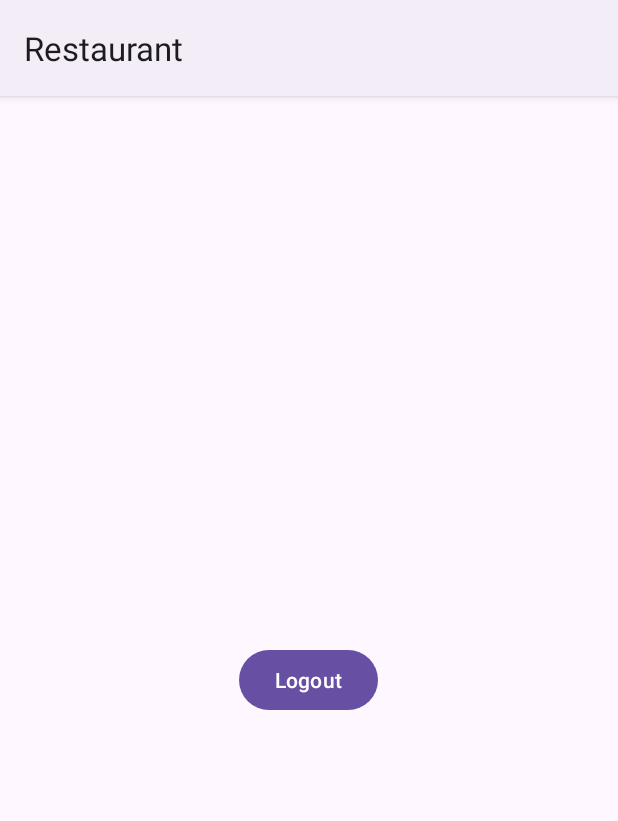
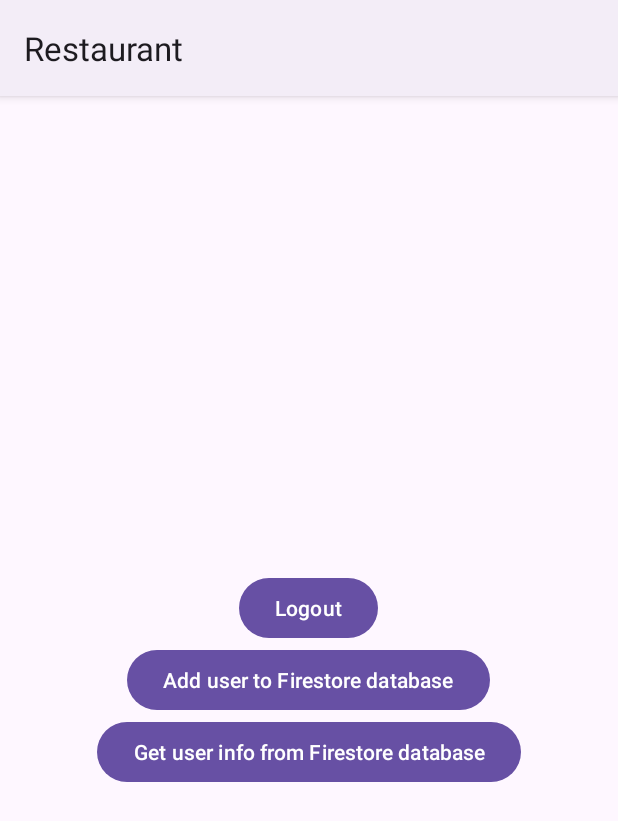
Before and after one commit to nohiup/Reman, an Android app: the screen it shows after launch once a user with an empty profile is signed in (MainActivity), on a phone screen of 412 x 824 dp. Shown: the top 821 px of the screen. Run offline under Robolectric (Android 15) with nearby library versions, the phone set to English and light mode, and no system bars; our stand-ins replace Firebase (no records; nobody signed in at launch, a user with empty details on screens opened directly).

Commit message:
added role based authentication user's info will be stored in firebase database

```diff
--- a/app/build.gradle.kts
+++ b/app/build.gradle.kts
@@ -38,17 +38,19 @@ dependencies {
     implementation("androidx.appcompat:appcompat:1.6.1")
     implementation("com.google.android.material:material:1.10.0")
     implementation("androidx.constraintlayout:constraintlayout:2.1.4")
-    implementation("com.google.firebase:firebase-auth-ktx:22.1.2")
+    implementation("com.google.firebase:firebase-auth-ktx:22.2.0")
     testImplementation("junit:junit:4.13.2")
     androidTestImplementation("androidx.test.ext:junit:1.1.5")
     androidTestImplementation("androidx.test.espresso:espresso-core:3.5.1")
 
     // Import the Firebase BoM
-    implementation(platform("com.google.firebase:firebase-bom:32.3.1"))
+    implementation(platform("com.google.firebase:firebase-bom:32.5.0"))
     implementation("com.google.firebase:firebase-analytics")
 
     // Import Firebase features
     implementation("com.google.firebase:firebase-auth")
+    implementation("com.google.firebase:firebase-database")
+    implementation("com.google.firebase:firebase-firestore")
 
 
 }
--- a/app/src/main/java/com/softwareengineering/restaurant/Login.java
+++ b/app/src/main/java/com/softwareengineering/restaurant/Login.java
@@ -34,11 +34,14 @@ public class Login extends AppCompatActivity {
     public void onStart() {
         super.onStart();
         FirebaseUser currentUser = mAuth.getCurrentUser();
-        if(currentUser != null){
-            if(currentUser.isEmailVerified()){
+        if(currentUser != null) {
+            if(currentUser.isEmailVerified()) {
                 Intent intent = new Intent(getApplicationContext(), MainActivity.class);
                 startActivity(intent);
                 finish();
+            }
+            else {
+                Toast.makeText(Login.this, "Your email has not been verified yet", Toast.LENGTH_SHORT).show();
             }
         }
     }
--- a/app/src/main/res/layout/activity_login.xml
+++ b/app/src/main/res/layout/activity_login.xml
@@ -13,6 +13,7 @@
         android:text="@string/login"
         android:textSize="25sp"
         android:textStyle="bold"
+        android:layout_marginTop="50dp"
         android:layout_marginBottom="20dp"
         android:gravity="center"
         android:layout_width="match_parent"
--- a/app/src/main/res/layout/activity_main.xml
+++ b/app/src/main/res/layout/activity_main.xml
@@ -20,4 +20,16 @@
         android:layout_width="wrap_content"
         android:layout_height="wrap_content" />
 
+    <Button
+        android:text="Add user to Firestore database"
+        android:id="@+id/addUserBtn"
+        android:layout_width="wrap_content"
+        android:layout_height="wrap_content" />
+
+    <Button
+        android:text="Get user info from Firestore database"
+        android:id="@+id/getUserBtn"
+        android:layout_width="wrap_content"
+        android:layout_height="wrap_content" />
+
 </LinearLayout>
--- a/app/src/main/res/values/strings.xml
+++ b/app/src/main/res/values/strings.xml
@@ -11,4 +11,5 @@
     <string name="provide_email_reset_pass">Provide your account\'s email for which you want to reset your password</string>
     <string name="reset_password">Reset Password</string>
     <string name="back">Back</string>
+    <string name="login_as_administrator">Login as Administrator</string>
 </resources>
```
Also changed, not shown: app/src/main/java/com/softwareengineering/restaurant/MainActivity.java (+86 -0 lines).
